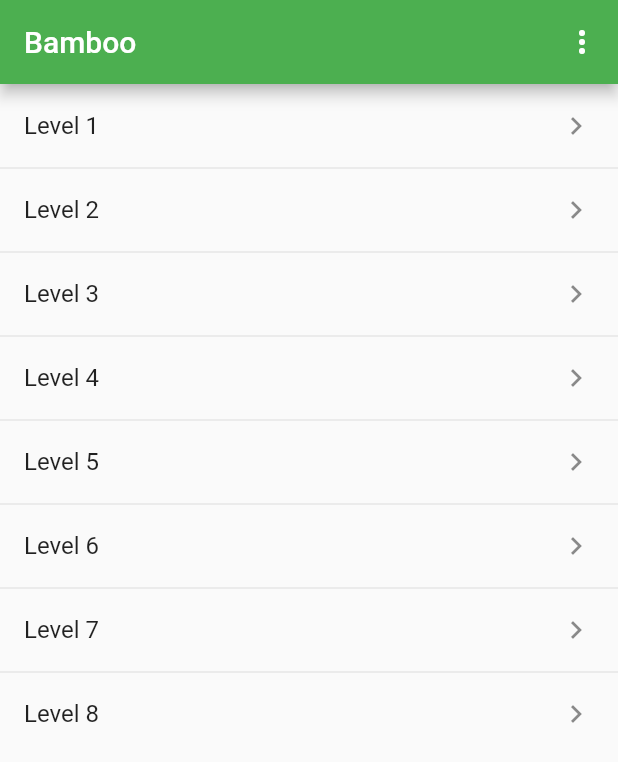
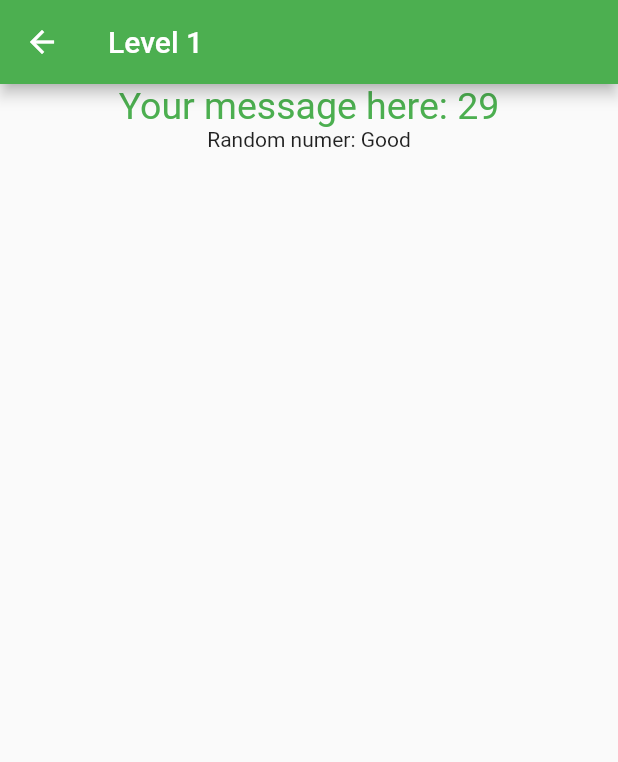
Before and after one commit to JTokos/Bamboo, a Flutter app: the screen it shows after launch, after a tap on "Level 1", on a phone screen of 412 x 824 dp. Shown: the top 762 px of the screen. Run offline on Flutter 3.47's test engine with Material 2 defaults, Android fonts, the phone set to English and light mode, and no system bars.

Commit message:
Added new scene for app, transition from level 1 button to level 1. Added timer function in level 1.

```diff
--- a/lib/main.dart
+++ b/lib/main.dart
@@ -1,10 +1,11 @@
 import 'package:flutter/material.dart';
+import 'readingPage.dart';
+import 'Constants.dart';
+import 'dart:math';
 
-import 'Constants.dart';
+void main() => runApp(BambooHome());
 
-void main() => runApp(MyApp());
-
-class MyApp extends StatelessWidget {
+class BambooHome extends StatelessWidget {
   @override
   Widget build(BuildContext context) {
     return MaterialApp(
@@ -55,7 +56,10 @@ Widget _myListView(BuildContext context) {
           title: Text('Level 1'),
           trailing: Icon(Icons.keyboard_arrow_right),
           onTap: () {
-            print('Level 1 Selected');
+            Navigator.push(
+              context,
+              MaterialPageRoute(builder: (context) => LevelOne()),//changes page to reading page
+            );
           },
         ),
         ListTile(
--- /dev/null
+++ b/lib/readingPage.dart
@@ -0,0 +1,115 @@
+import 'main.dart';
+import 'package:flutter/material.dart';
+import 'package:flutter_testing/main.dart';
+import 'package:quiver/async.dart';
+import 'dart:math';
+String para = prompt();
+void main() {
+  runApp(new MaterialApp(home: new LevelOne()));
+}
+
+// ignore: missing_return
+String prompt() {
+  Random rnd = new Random();
+  int min = 1;
+  int max = 4;
+  int randNum = min + rnd.nextInt(max - min);
+  switch (randNum) {
+    case 1:
+      {
+        return("Excellent");
+      }
+      break;
+
+    case 2:
+      {
+        return("Good");
+      }
+      break;
+
+    case 3:
+      {
+        return("Fair");
+      }
+      break;
+
+    default:
+      {
+        print("Invalid choice");
+      }
+      break;
+  }
+}
+
+class LevelOne extends StatefulWidget {
+  @override
+  LevelOneState createState() => new LevelOneState();
+}
+
+class LevelOneState extends State<LevelOne> {
+  final timeOutInSeconds = 30;
+  final stepInSeconds = 1;
+  int currentNumber = 0;
+
+  LevelOneState() {
+    setupCountdownTimer();
+  }
+
+  setupCountdownTimer() {
+    CountdownTimer countDownTimer = new CountdownTimer(
+        new Duration(seconds: timeOutInSeconds),
+        new Duration(seconds: stepInSeconds));
+
+    var sub = countDownTimer.listen(null);
+    sub.onData((duration) {
+      currentNumber += stepInSeconds;
+
+      this.onTimerTick(currentNumber);
+      print('Your message here: $currentNumber');
+    });
+
+    sub.onDone(() {
+      print("I'm done");
+
+      sub.cancel();
+
+      Navigator.pop(
+        context,
+        MaterialPageRoute(
+            builder: (context) => BambooHome()), //changes page to question page
+      );
+    });
+  }
+
+  void onTimerTick(int currentNumber) {
+    setState(() {
+      currentNumber = currentNumber;
+    });
+  }
+
+  @override
+  Widget build(BuildContext context) {
+    int number = timeOutInSeconds - currentNumber;
+    // Make it start from the timeout value
+    //number += stepInSeconds
+    return new Scaffold(
+        appBar: AppBar(
+          title: Text('Level 1'),
+        ),
+        body: new Center(
+          child:
+          Column(
+            children: <Widget>[
+              Text(
+                "Your message here: $number",
+                style: new TextStyle(color: Colors.green, fontSize: 25.0),
+              ),
+              Text(
+                "Random numer: $para",
+              ),
+            ], //children
+          ),
+        )
+    );
+  }
+}
```
Also changed, not shown: 1 other file.
